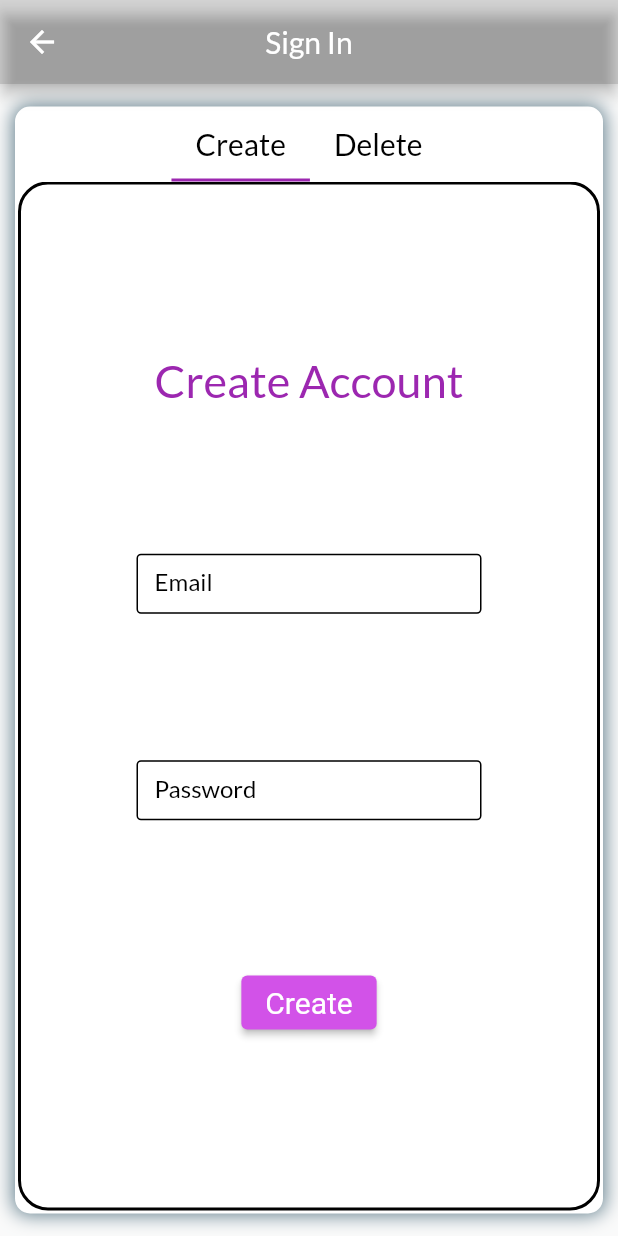
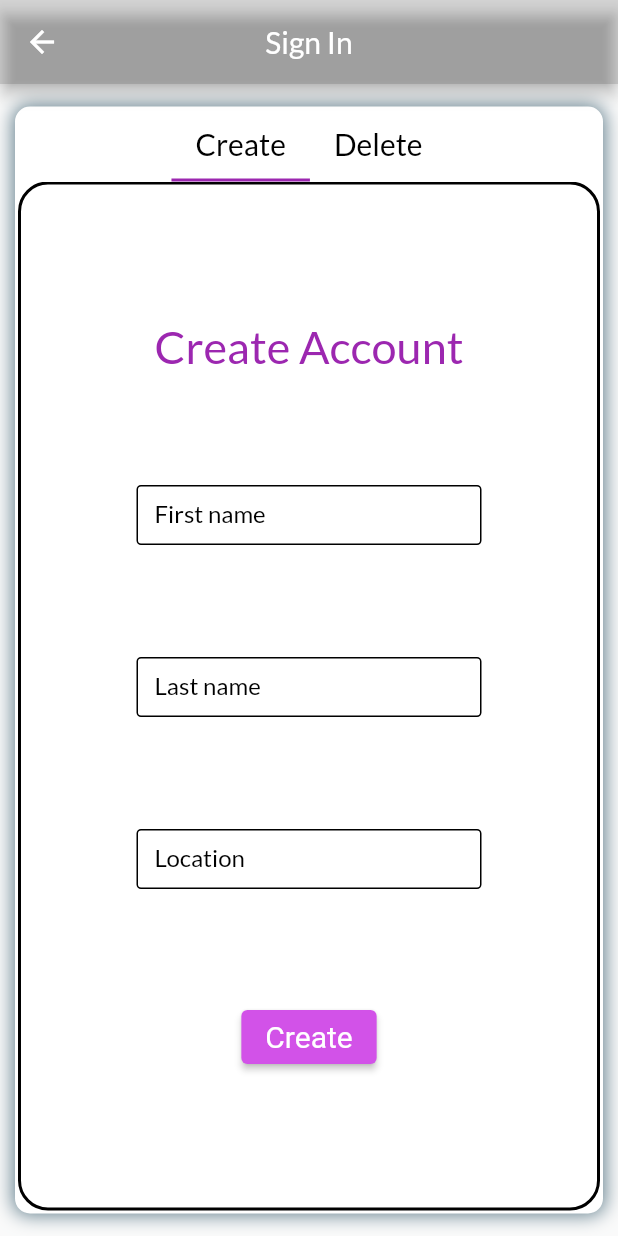
Before and after one commit to cruzmac/studentapp, a Flutter app: the SignUp screen opened by its route, on a phone screen of 412 x 824 dp. Run offline on Flutter 3.47's test engine with Material 2 defaults, Android fonts, the phone set to English and light mode, and no system bars; our stand-ins replace firebase_auth, firebase_core, google_fonts, shared_preferences; missing offline and left inert: dart:ffi; accounts and stored records are empty; network calls fail.

Commit message:
tenth commit
4 09 22 09

```diff
--- a/aug_prj/lib/design/form_design.dart
+++ b/aug_prj/lib/design/form_design.dart
@@ -3,6 +3,7 @@ import 'package:flutter/material.dart';
 class FormDesign extends StatelessWidget {
   const FormDesign({Key? key, this.labelText, this.controller})
       : super(key: key);
+
   final String? labelText;
   final TextEditingController? controller;
   @override
--- a/aug_prj/lib/main.dart
+++ b/aug_prj/lib/main.dart
@@ -1,3 +1,5 @@
+import 'package:aug_prj/models/loginmodel.dart';
+import 'package:aug_prj/screens/edit_page.dart';
 import 'package:aug_prj/screens/events.dart';
 import 'package:aug_prj/screens/home_page.dart';
 import 'package:aug_prj/screens/list.dart';
@@ -68,6 +70,11 @@ Route<dynamic>? pageroutes(RouteSettings settings) {
       return (MaterialPageRoute(
           settings: settings,
           builder: (BuildContext context) => const AcctList()));
+    case '/editpost':
+    final login = settings.arguments as LogIn;
+      return (MaterialPageRoute(
+          settings: settings,
+          builder: (BuildContext context) => EditPostPage(login: login,)));
     default:
   }
   return null;
--- a/aug_prj/lib/models/loginmodel.dart
+++ b/aug_prj/lib/models/loginmodel.dart
@@ -1,20 +1,23 @@
 class LogIn {
-  int? user_id;
-  String? username;
-  String? password;
+  int? id;
+  String? firstname;
+  String? lastname;
+  String? location;
 
-  LogIn({this.user_id, this.username, this.password});
+  LogIn({this.id, this.firstname, this.lastname, this.location});
 
   LogIn.fromJson(Map<String, dynamic> json) {
-    user_id = json['user_id'];
-    password = json['username'];
-    password = json['password'];
+    id = json['id'];
+    firstname = json['firstname'];
+    lastname = json['lastname'];
+    location = json['location'];
   }
   Map<String, dynamic> toJson() {
-    final Map<String, dynamic> data ={};
-    data['user_id'] = user_id;
-    data['username'] = username;
-    data['password'] = password;
+    final Map<String, dynamic> data = {};
+    data['id'] = id;
+    data['firstname'] = firstname;
+    data['lastname'] = lastname;
+    data['location'] = location;
     return data;
   }
 }
--- a/aug_prj/lib/screens/signup.dart
+++ b/aug_prj/lib/screens/signup.dart
@@ -15,8 +15,9 @@ class SignUp extends StatefulWidget {
 }
 
 class _SignUpState extends State<SignUp> with SingleTickerProviderStateMixin {
-  final TextEditingController _emailcontroller = TextEditingController();
-  final TextEditingController _passwordcontroller = TextEditingController();
+  final TextEditingController _firstnamecontroller = TextEditingController();
+  final TextEditingController _lastnamecontroller = TextEditingController();
+  final TextEditingController _locationcontroller = TextEditingController();
   late final TabController tabcontroller;
   @override
   void initState() {
@@ -26,16 +27,18 @@ class _SignUpState extends State<SignUp> with SingleTickerProviderStateMixin {
 
   @override
   void dispose() {
-    _emailcontroller.dispose();
-    _passwordcontroller.dispose();
+    _firstnamecontroller.dispose();
+    _lastnamecontroller.dispose();
+    _locationcontroller.dispose();
     super.dispose();
   }
 
   Future<Map> createlogin() async {
     try {
       final loginmap = {
-        'username': _emailcontroller.text.trim(),
-        'password': _passwordcontroller.text.trim(),
+        'firstname': _firstnamecontroller.text.trim(),
+        'lastname': _lastnamecontroller.text.trim(),
+        'location': _locationcontroller.text.trim(),
       };
       final login = await LoginRepository.createlogin(loginmap);
     } on HttpError catch (e) {
@@ -49,8 +52,8 @@ class _SignUpState extends State<SignUp> with SingleTickerProviderStateMixin {
     try {
       final userCredential =
           await FirebaseAuth.instance.createUserWithEmailAndPassword(
-        email: _emailcontroller.text.trim(),
-        password: _passwordcontroller.text.trim(),
+        email: _firstnamecontroller.text.trim(),
+        password: _lastnamecontroller.text.trim(),
       );
       if (userCredential.user != null) {
         Navigator.of(context)
@@ -139,16 +142,20 @@ class _SignUpState extends State<SignUp> with SingleTickerProviderStateMixin {
             style: const TextStyle(fontSize: 30, color: Colors.purple),
           ),
           FormDesign(
-            labelText: 'Email',
-            controller: _emailcontroller,
+            labelText: 'First name',
+            controller: _firstnamecontroller,
           ),
           FormDesign(
-            labelText: 'Password',
-            controller: _passwordcontroller,
+            labelText: 'Last name',
+            controller: _lastnamecontroller,
+          ),
+          FormDesign(
+            labelText: 'Location',
+            controller: _locationcontroller,
           ),
           ElevatedButton(
               onPressed: () {
-                signIn();
+                createlogin();
               },
               child: Text(str),
               style: ElevatedButton.styleFrom(
```
Also changed, not shown: aug_prj/lib/repository/login_repository.dart (+16 -16 lines), aug_prj/lib/screens/edit_page.dart (+12 -13 lines), aug_prj/lib/screens/home_page.dart (+23 -0 lines), aug_prj/lib/screens/list.dart (+14 -9 lines), aug_prj/lib/models/list_model.dart (line endings or trailing spaces).
